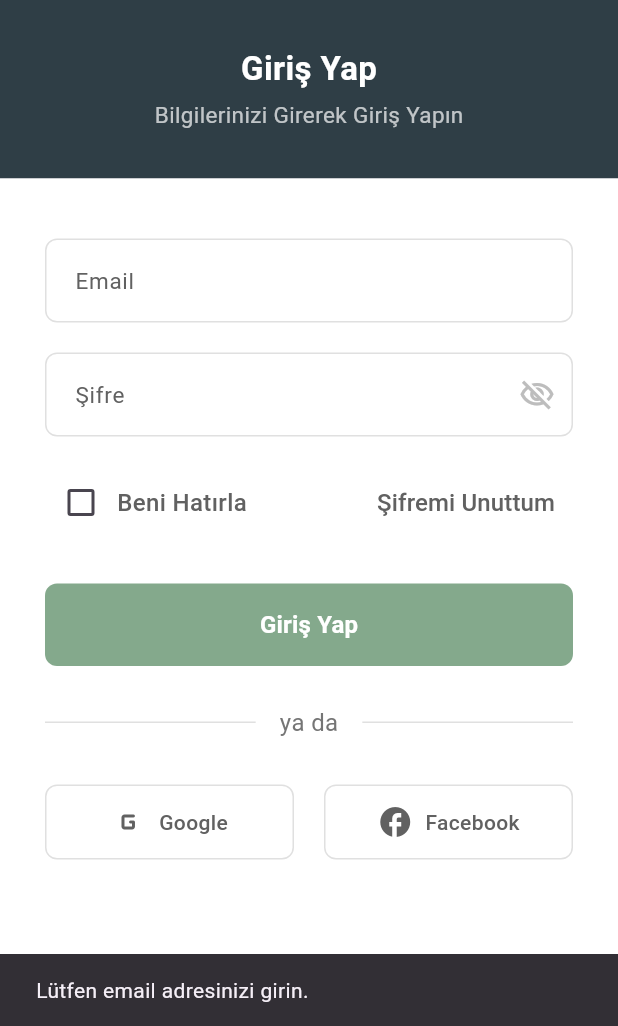
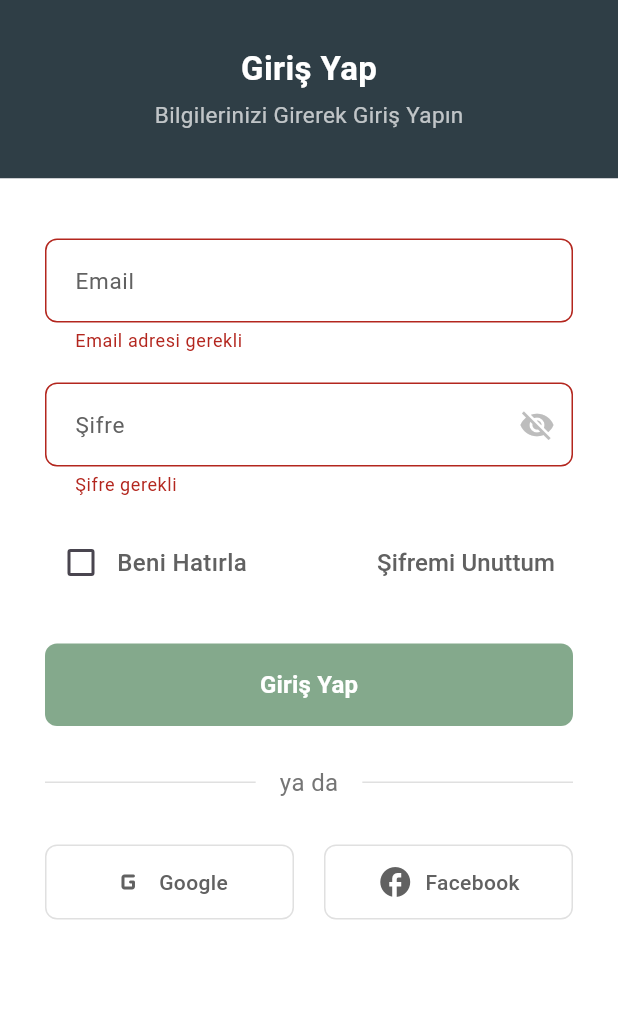
Before and after one commit to ricoglr/Linkup_Demo, a Flutter app: the screen it shows after launch, after a tap on "Giriş Yap", on a phone screen of 412 x 824 dp, the part 210-1236 px from its top. Run offline on Flutter 3.47's test engine with Material 3 defaults, Android fonts, the phone set to English and light mode, and no system bars; our stand-ins replace image_picker.

Commit message:
Login page updated: UI improvements and bug fixes

```diff
--- a/lib/screens/login_screen.dart
+++ b/lib/screens/login_screen.dart
@@ -1,7 +1,7 @@
 import 'package:flutter/material.dart';
 import 'package:linkup/screens/forgot_password_screen.dart';
-import 'package:linkup/screens/profile_screen.dart';
 import 'package:linkup/screens/register_screen.dart';
+import 'package:linkup/widgets/bottom_navbar.dart';
 import 'package:linkup/widgets/custom__textfield.dart';
 
 class LoginScreen extends StatefulWidget {
@@ -12,6 +12,8 @@ class LoginScreen extends StatefulWidget {
 }
 
 class _LoginScreenState extends State<LoginScreen> {
+  // Form anahtarı ile form doğrulama kontrolü
+  final _formKey = GlobalKey<FormState>();
   // Şifre görünürlüğü kontrolü için değişken
   bool _isPasswordVisible = false;
 
@@ -21,6 +23,28 @@ class _LoginScreenState extends State<LoginScreen> {
 
   // "Beni Hatırla" seçeneği için değişken
   bool _rememberMe = false;
+
+  String? _handleEmail(String? value) {
+    if (value == null || value.isEmpty) {
+      return 'Email adresi gerekli';
+    }
+
+    final regex = RegExp(r'^[a-zA-Z0-9._%+-]+@[a-zA-Z0-9.-]+\.[a-zA-Z]{2,}$');
+    if (!regex.hasMatch(value)) {
+      return 'Geçerli bir email adresi girin';
+    }
+    return null;
+  }
+
+  String? _handlePassword(String? value) {
+    if (value == null || value.isEmpty) {
+      return 'Şifre gerekli';
+    }
+    if (value.length < 6) {
+      return 'Şifre en az 6 karakter olmalı';
+    }
+    return null;
+  }
 
   @override
   void dispose() {
@@ -84,6 +108,8 @@ class _LoginScreenState extends State<LoginScreen> {
               padding: const EdgeInsets.all(30),
               color: Colors.white,
               child: SingleChildScrollView(
+                child: Form(
+                  key: _formKey,
                   child: Column(
                     crossAxisAlignment: CrossAxisAlignment.stretch,
                     children: [
@@ -93,15 +119,7 @@ class _LoginScreenState extends State<LoginScreen> {
                         labelText: 'Email',
                         hintText: 'mail@example.com',
                         controller: _emailController,
-                      validator: (value) {
-                        if (value == null || value.isEmpty) {
-                          return 'Email adresi gerekli';
-                        }
-                        if (!value.contains('@')) {
-                          return 'Geçerli bir email adresi girin';
-                        }
-                        return null;
-                      },
+                        validator: _handleEmail,
                       ),
                       const SizedBox(height: 20),
                       // Şifre TextField
@@ -112,8 +130,8 @@ class _LoginScreenState extends State<LoginScreen> {
                         suffixIcon: IconButton(
                           icon: Icon(
                             _isPasswordVisible
-                              ? Icons.visibility_outlined
-                              : Icons.visibility_off_outlined,
+                                ? Icons.visibility
+                                : Icons.visibility_off,
                             color: Colors.grey.shade400,
                           ),
                           onPressed: () {
@@ -122,7 +140,8 @@ class _LoginScreenState extends State<LoginScreen> {
                             });
                           },
                         ),
-                      isPassword: !_isPasswordVisible,
+                        obsureText: !_isPasswordVisible,
+                        validator: _handlePassword,
                       ),
                       const SizedBox(height: 20),
                       // Beni Hatırla ve Şifremi Unuttum
@@ -139,9 +158,9 @@ class _LoginScreenState extends State<LoginScreen> {
                                   });
                                 },
                                 fillColor:
-                                  MaterialStateProperty.resolveWith<Color>(
-                                (Set<MaterialState> states) {
-                                  if (states.contains(MaterialState.selected)) {
+                                    WidgetStateProperty.resolveWith<Color>(
+                                  (Set<WidgetState> states) {
+                                    if (states.contains(WidgetState.selected)) {
                                       return const Color(0xFF84A98C);
                                     }
                                     return Colors.white;
@@ -185,23 +204,12 @@ class _LoginScreenState extends State<LoginScreen> {
                       // Giriş Yap Butonu
                       ElevatedButton(
                         onPressed: () {
-                        if (_emailController.text.isEmpty ||
-                            !_emailController.text.contains('@')) {
-                          // Email boş bırakılmışsa kullanıcıya hata göster
-                          ScaffoldMessenger.of(context).showSnackBar(
-                            const SnackBar(
-                              content: Text('Lütfen email adresinizi girin.'),
-                            ),
-                          );
-                        } else {
-                          Navigator.push(
+                          if (_formKey.currentState?.validate() ?? false) {
+                            Navigator.pushReplacement(
                                 context,
                                 MaterialPageRoute(
-                              builder: (context) => ProfileScreen(),
-                            ),
-                          );
+                                    builder: (context) => BottomNavBar()));
                           }
-                        return;
                         },
                         style: ElevatedButton.styleFrom(
                           backgroundColor: const Color(0xFF84A98C),
@@ -277,7 +285,7 @@ class _LoginScreenState extends State<LoginScreen> {
                           ),
                           TextButton(
                             onPressed: () {
-                            Navigator.push(
+                              Navigator.pushReplacement(
                                 context,
                                 MaterialPageRoute(
                                   builder: (context) => RegisterScreen(),
@@ -300,10 +308,10 @@ class _LoginScreenState extends State<LoginScreen> {
                 ),
               ),
             ),
+          ),
         ],
       ),
     );
-  }
   }
 
 // Sosyal medya giriş butonu widget'ı
@@ -352,3 +360,4 @@ Widget _socialButton({
       ),
     );
   }
+}
```
Lines whose indentation alone changed are shown as unchanged.
